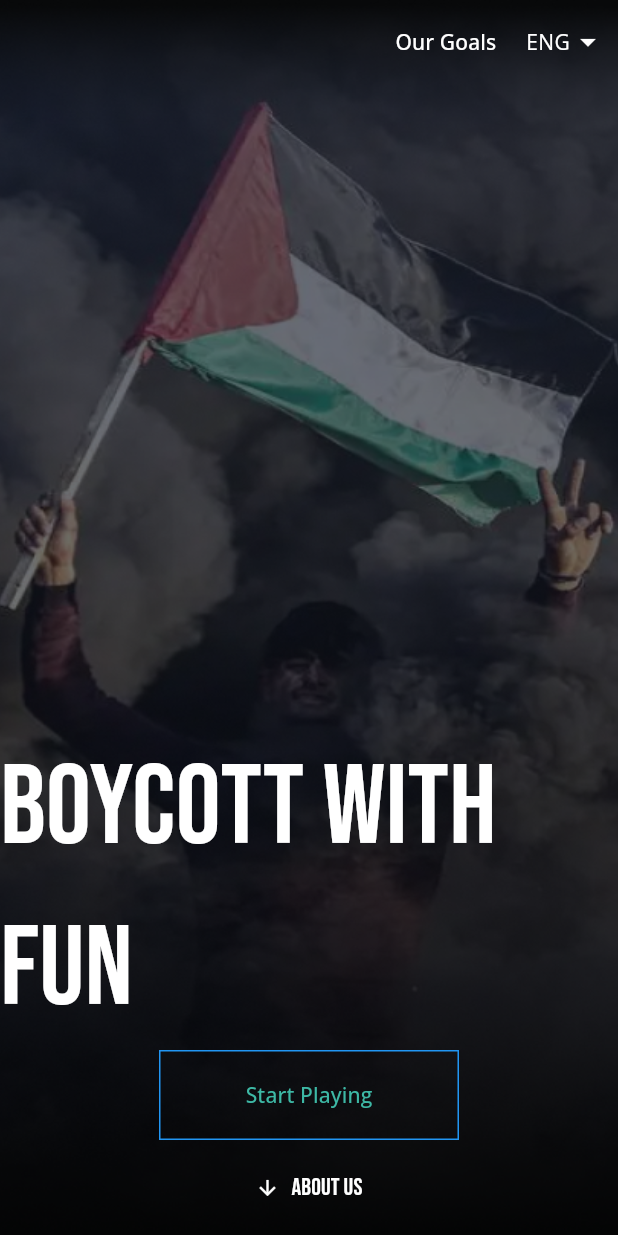
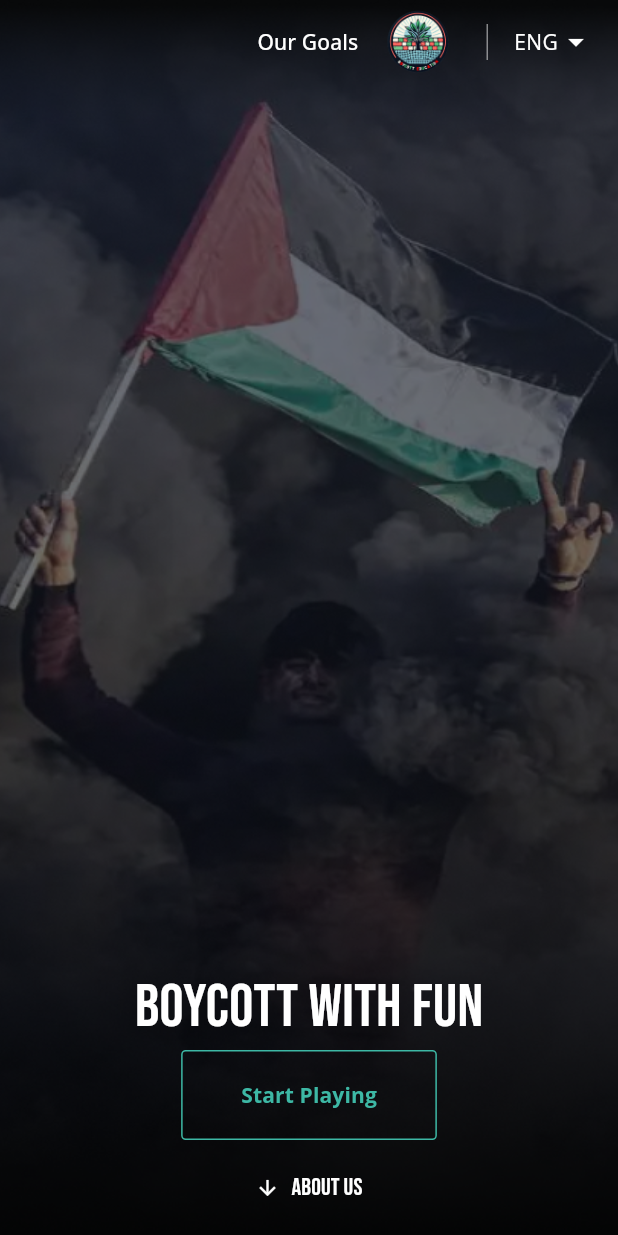
Before and after one commit to Dania-Alqam/boycott_game, a Flutter app: the screen it shows after launch, on a phone screen of 412 x 824 dp. Run offline on Flutter 3.47's test engine with Material 3 defaults, Android fonts, the phone set to English and light mode, and no system bars; our stand-ins replace go_router, google_fonts; generated files the repository leaves out were written again.

Commit message:
landing page

```diff
--- /dev/null
+++ b/lib/constants/screen_constants.dart
@@ -0,0 +1,7 @@
+// lib/utils/screen_utils.dart
+
+import 'package:flutter/material.dart';
+
+bool isMobileScreen(BuildContext context, {double threshold = 600}) {
+  return MediaQuery.of(context).size.width < threshold;
+}
--- a/lib/screens/landing_page.dart
+++ b/lib/screens/landing_page.dart
@@ -1,11 +1,10 @@
-// ignore_for_file: library_private_types_in_public_api
-
 import 'package:bycott_web/constants/colors.dart';
 import 'package:bycott_web/styles/buttons_styles.dart';
 import 'package:flutter/material.dart';
 import 'package:go_router/go_router.dart';
 import 'package:flutter_gen/gen_l10n/app_localizations.dart';
 import 'package:provider/provider.dart';
+import '../constants/screen_constants.dart';
 import '../locale_provider.dart';
 import '../widgets/language.dart';
 
@@ -41,7 +40,26 @@ class _LandingPageState extends State<LandingPage> {
             child: Text(localizations.ourGoals,
                 style: const TextStyle(color: Colors.white)),
           ),
-          CustomDropDownWidget(provider: localeProvider),
+          Image.asset(
+            'assets/images/logo.png',
+            // height: 40,
+          ),
+          Padding(
+            padding: const EdgeInsets.all(8.0),
+            child: Row(
+              children: [
+                const Padding(
+                  padding: EdgeInsets.symmetric(vertical: 8),
+                  child: VerticalDivider(
+                    color: Colors.white,
+                    thickness: 0.5,
+                    width: 20,
+                  ),
+                ),
+                CustomDropDownWidget(provider: localeProvider),
+              ],
+            ),
+          ),
         ],
       ),
       extendBodyBehindAppBar: true, // Extend the body behind the AppBar
@@ -56,35 +74,42 @@ class _LandingPageState extends State<LandingPage> {
           child: Column(
             mainAxisAlignment: MainAxisAlignment.end,
             children: <Widget>[
-              Text(localizations.boycottWithFun,
-                  style: titleTextStyle(fontSize: 75)),
+              Text(
+                localizations.boycottWithFun,
+                style: titleTextStyle(
+                  fontSize: isMobileScreen(context) ? 40 : 75,
+                ),
+              ),
               OutlinedButton(
                 onPressed: () {},
                 style: ButtonStyle(
                   side: WidgetStateProperty.resolveWith<BorderSide>(
                     (Set<WidgetState> states) {
                       if (states.contains(WidgetState.pressed)) {
-                        return BorderSide(
-                          color: Colors.blue.shade700,
+                        return const BorderSide(
+                          color: Colors.transparent,
                           width: 2,
                         );
                       }
-                      return const BorderSide(color: Colors.blue);
+                      return const BorderSide(color: borderColor);
                     },
                   ),
                   padding: WidgetStateProperty.all(
                       const EdgeInsets.symmetric(horizontal: 40, vertical: 20)),
-                  minimumSize: WidgetStateProperty.all(
-                      const Size(200, 60)), // Set minimum size
+                  minimumSize: isMobileScreen(context)
+                      ? WidgetStateProperty.all(const Size(50, 20))
+                      : WidgetStateProperty.all(
+                          const Size(200, 60)), // Set minimum size
                   shape: WidgetStateProperty.all<RoundedRectangleBorder>(
                     RoundedRectangleBorder(
-                      borderRadius: BorderRadius.circular(0),
+                      borderRadius: BorderRadius.circular(3),
                     ),
                   ),
                 ),
                 child: Text(
                   localizations.startPlaying,
-                  style: const TextStyle(color: borderColor),
+                  style: const TextStyle(
+                      color: borderColor, fontWeight: FontWeight.bold),
                 ),
               ),
               Padding(
--- a/lib/screens/our_goals.dart
+++ b/lib/screens/our_goals.dart
@@ -8,7 +8,7 @@ class OurGoalsPage extends StatelessWidget {
         title: Text('Our Goals'),
       ),
       body: Center(
-        child: Text('Here are our goals...', style: TextStyle(fontSize: 24)),
+        child: Text('our goals...', style: TextStyle(fontSize: 24)),
       ),
     );
   }
```
Also changed, not shown: assets/images/logo.png.
